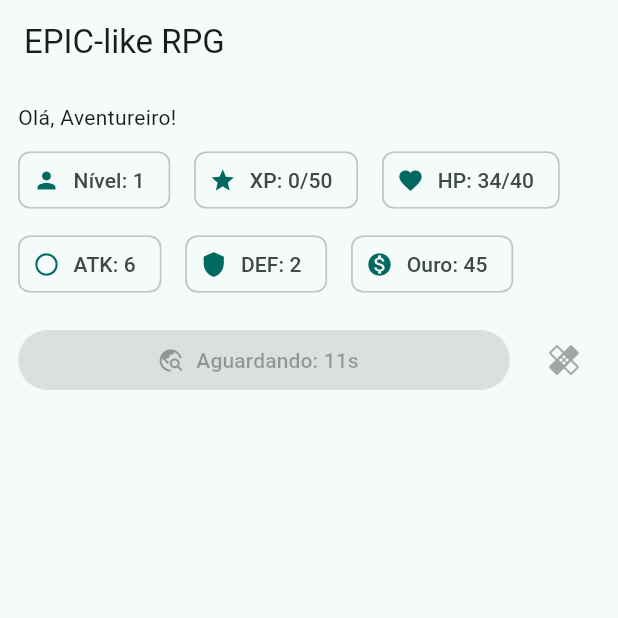
After one commit to Kainato/arena_x, a Flutter app: the screen it shows after launch, after a tap on "Explorar (15s CD)", after a tap on the "healing" icon, on a phone screen of 412 x 824 dp, the top half of it. The commit adds this screen. Run offline on Flutter 3.47's test engine with Material 3 defaults, Android fonts, the phone set to English and light mode, and no system bars.

Commit message:
Adicionar a classe StatusRead para exibir estatísticas do jogador e integrar com a navegação inferior na HomeRead; aprimorar a lógica de cura antes da batalha na classe GameState.

```diff
--- /dev/null
+++ b/lib/app/status_read.dart
@@ -0,0 +1,98 @@
+import 'package:arena_x/app/battle_read.dart';
+import 'package:flutter/material.dart';
+import 'package:provider/provider.dart';
+
+import '../../core/state/game_state.dart';
+import '../core/models/player.dart';
+import '../utils/widgets/wd_chip.dart';
+
+class StatusRead extends StatelessWidget {
+  const StatusRead({super.key});
+
+  @override
+  Widget build(BuildContext context) {
+    final GameState game = context.watch<GameState>();
+    final Player p = game.player;
+    return Column(
+      crossAxisAlignment: CrossAxisAlignment.start,
+      children: [
+        Text('Olá, ${p.name}!'),
+        const SizedBox(height: 8),
+        Wrap(
+          spacing: 16,
+          runSpacing: 8,
+          children: [
+            WdChip.value(
+              label: 'Nível',
+              value: p.level.toString(),
+              avatar: Icon(Icons.person),
+            ),
+            WdChip.value(
+              label: 'XP',
+              value: '${p.xp}/${p.xpToNext}',
+              avatar: Icon(Icons.star),
+            ),
+            WdChip.value(
+              label: 'HP',
+              value: '${p.hp}/${p.maxHp}',
+              avatar: Icon(Icons.favorite),
+            ),
+            WdChip.value(
+              label: 'ATK',
+              value: p.totalAttack.toString(),
+              avatar: Icon(Icons.circle_outlined),
+            ),
+            WdChip.value(
+              label: 'DEF',
+              value: p.totalDefense.toString(),
+              avatar: Icon(Icons.shield),
+            ),
+            WdChip.value(
+              label: 'Ouro',
+              value: p.gold.toString(),
+              avatar: Icon(Icons.monetization_on),
+            ),
+          ],
+        ),
+        const SizedBox(height: 16),
+        Row(
+          children: [
+            Expanded(
+              child: ElevatedButton.icon(
+                onPressed: game.canExplore
+                    ? () async {
+                        final (log, _) = game.exploreAndBattle();
+                        if (!context.mounted) return;
+                        Navigator.push(
+                          context,
+                          MaterialPageRoute(
+                            builder: (_) => BattleRead(log: log),
+                          ),
+                        );
+                      }
+                    : null,
+                icon: const Icon(Icons.travel_explore),
+                label: Text(
+                  game.canExplore
+                      ? 'Explorar (15s CD)'
+                      : 'Aguardando: ${game.exploreTimeLeft.inSeconds}s',
+                ),
+              ),
+            ),
+            const SizedBox(width: 12),
+            IconButton(
+              onPressed: game.healBeforeBattle ? () => game.healSmall() : null,
+              tooltip: 'Curar 10 HP',
+              icon: const Icon(Icons.healing),
+            ),
+          ],
+        ),
+        const Spacer(),
+        const Text(
+          'Dica: equipe armas/armaduras do inventário para aumentar ATK/DEF.',
+          style: TextStyle(fontStyle: FontStyle.italic),
+        ),
+      ],
+    );
+  }
+}
--- a/lib/core/state/game_state.dart
+++ b/lib/core/state/game_state.dart
@@ -11,9 +11,9 @@ import '../services/loot_service.dart';
 
 class GameState extends ChangeNotifier {
   late Player player;
-  final battle = BattleService();
-  final loot = LootService();
-  final cooldowns = CooldownService();
+  final BattleService battle = BattleService();
+  final LootService loot = LootService();
+  final CooldownService cooldowns = CooldownService();
 
   void bootstrap() {
     // Placeholder de usuário local — trocável por Firebase Auth + Firestore
@@ -26,9 +26,17 @@ class GameState extends ChangeNotifier {
   Duration get exploreTimeLeft => cooldowns.timeLeft(_cdKeyExplore);
   bool get canExplore => cooldowns.isReady(_cdKeyExplore);
 
+  bool _healBeforeBattle = false;
+
+  bool get healBeforeBattle => _healBeforeBattle;
+
   void healSmall() {
-    player.hp = (player.hp + 10).clamp(0, player.maxHp);
-    notifyListeners();
+    if (healBeforeBattle) {
+      if (player.hp >= player.maxHp) return;
+      player.hp = (player.hp + 10).clamp(0, player.maxHp);
+      _healBeforeBattle = false;
+      notifyListeners();
+    }
   }
 
   Timer? _cooldownTimer;
@@ -74,6 +82,8 @@ class GameState extends ChangeNotifier {
       );
     }
 
+    _healBeforeBattle = true;
+
     notifyListeners();
     return (log, true);
   }
```
Also changed, not shown: lib/app/home_read.dart (+2 -89 lines).
